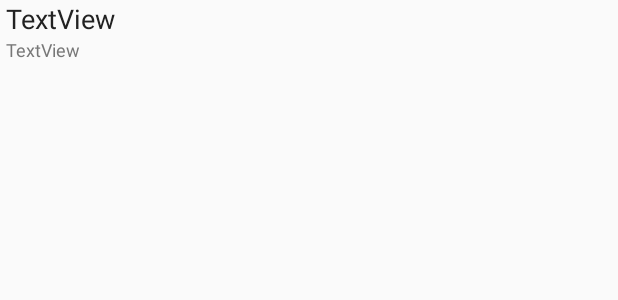
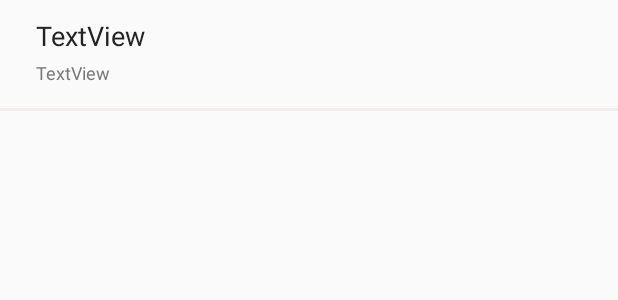
Before and after one commit to miinsuu/MOC, an Android app: the layout itemview_menu_classification_tab.xml on its own in the app's theme, with its tools: preview values and no code run, on a phone screen of 412 x 824 dp. Shown: the top 300 px of the screen. Run offline under Robolectric (Android 15) with nearby library versions, the phone set to English and light mode, and no system bars.

Commit message:
디자인 수정

```diff
--- a/app/src/main/java/com/momeokji/moc/Adapters/PagerAdapter_RestaurantListPage.java
+++ b/app/src/main/java/com/momeokji/moc/Adapters/PagerAdapter_RestaurantListPage.java
@@ -55,6 +55,6 @@ public class PagerAdapter_RestaurantListPage extends FragmentPagerAdapter {
 
     @Override
     public int getCount() {
-        return Constants.COUNTS.CATEGORY_NUM;
+        return Constants.COUNTS.CATEGORY_NUM+1;
     }
 }
--- a/app/src/main/res/layout/fragment_restaurant_info.xml
+++ b/app/src/main/res/layout/fragment_restaurant_info.xml
@@ -47,7 +47,7 @@
                             android:layout_marginLeft="24dp"
                             android:layout_marginTop="11dp"
                             android:layout_marginBottom="10dp"
-                            android:src="@drawable/chicken" />
+                            android:src="@drawable/store" />
 
                         <LinearLayout
                             android:layout_width="match_parent"
--- a/app/src/main/res/layout/itemview_menu_classification_tab.xml
+++ b/app/src/main/res/layout/itemview_menu_classification_tab.xml
@@ -9,7 +9,8 @@
         android:id="@+id/menuClassificationTab_menuName"
         android:layout_width="match_parent"
         android:layout_height="wrap_content"
-        android:layout_marginLeft="4dp"
+        android:layout_marginTop="11dp"
+        android:layout_marginLeft="24dp"
         android:text="TextView"
         android:textColor="#222222"
         android:textSize="18sp" />
@@ -18,9 +19,17 @@
         android:id="@+id/menuClassificationTab_menuPrice"
         android:layout_width="match_parent"
         android:layout_height="wrap_content"
-        android:layout_marginLeft="4dp"
+        android:layout_marginTop="4dp"
+        android:layout_marginLeft="24dp"
+        android:layout_marginBottom="15dp"
         android:text="TextView"
         android:textColor="#777777"
         android:textSize="12sp" />
 
+    <View
+        android:layout_width="match_parent"
+        android:layout_height="2dp"
+        android:background="#6FE4DBDB"/>
+
+
 </LinearLayout>
--- a/app/src/main/res/layout/itemview_restaurant_list.xml
+++ b/app/src/main/res/layout/itemview_restaurant_list.xml
@@ -15,7 +15,7 @@
             android:layout_height="70dp"
             android:layout_centerVertical="true"
             android:layout_marginLeft="20dp"
-            android:src="@drawable/restaurant" />
+            android:src="@drawable/store" />
 
         <LinearLayout
             android:id="@+id/restaurantListItem_textLayout_layout"
```
Also changed, not shown: app/src/main/res/drawable-xhdpi/store.png (added).
